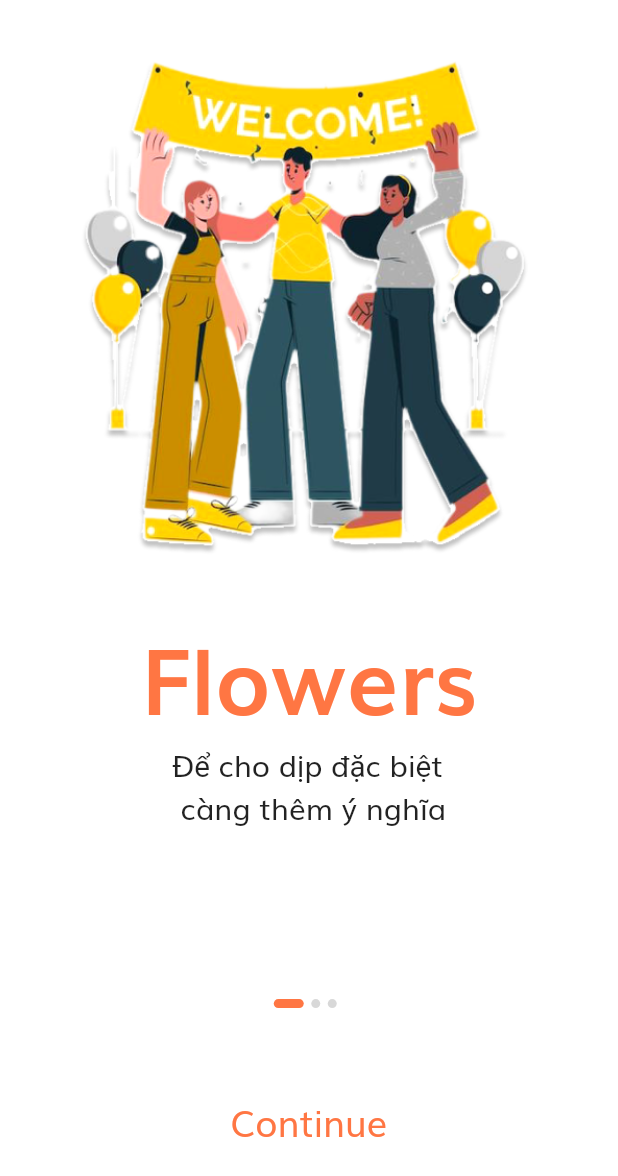
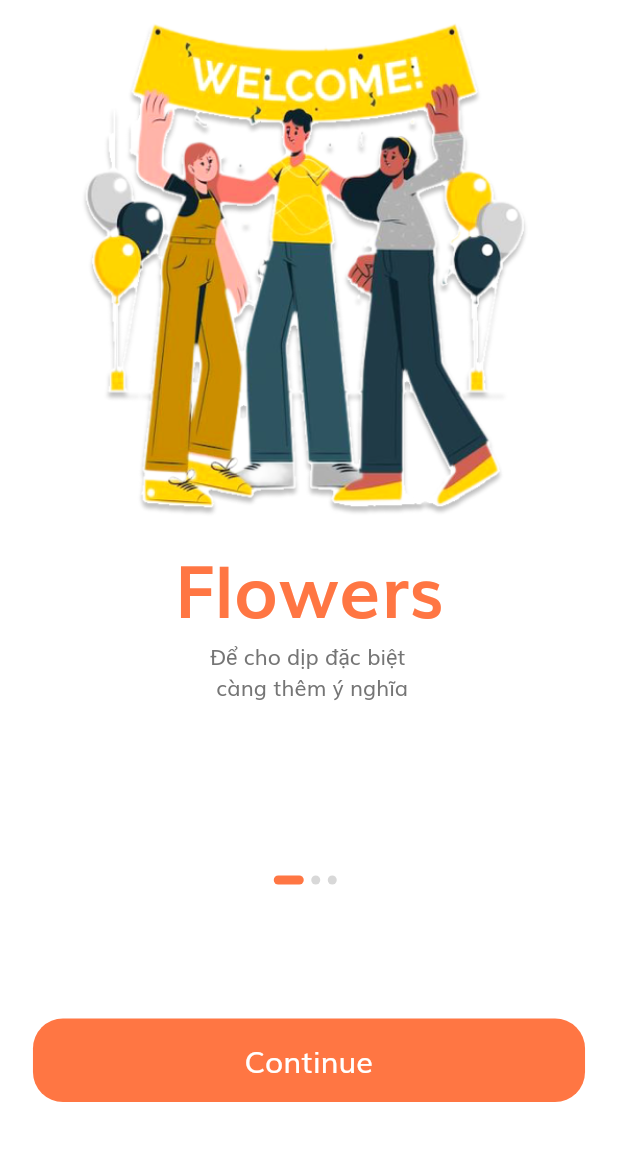
Before and after one commit to ThanhDatTu3tle/flora, a Flutter app: the screen it shows after launch, on a phone screen of 412 x 824 dp. Shown: the top 1176 px of the screen. Run offline on Flutter 3.47's test engine with Material 2 defaults, Android fonts, the phone set to English and light mode, and no system bars.

```diff
--- a/lib/components/default_button.dart
+++ b/lib/components/default_button.dart
@@ -4,11 +4,18 @@ import '../constants.dart';
 import '../size_config.dart';
 
 class DefaultButton extends StatelessWidget {
-  const DefaultButton({
+  DefaultButton({
     super.key, required this.text, required this.press,
   });
   final String text;
-  final Function press;
+  final VoidCallback press;
+
+  final ButtonStyle flatButtonStyle = TextButton.styleFrom(
+    backgroundColor: kPrimaryColor,
+    shape: const RoundedRectangleBorder(
+      borderRadius: BorderRadius.all(Radius.circular(20)),
+    ),
+  );
 
   @override
   Widget build(BuildContext context) {
@@ -16,27 +23,13 @@ class DefaultButton extends StatelessWidget {
       width: double.infinity,
       height: getProportionateScreenHeight(55),
       child: TextButton(
-        style: ButtonStyle(
-          foregroundColor: MaterialStateProperty.all<Color>(kPrimaryColor),
-          overlayColor: MaterialStateProperty.resolveWith<Color?>(
-                (Set<MaterialState> states) {
-              if (states.contains(MaterialState.hovered)) {
-                return Colors.orange.withOpacity(0.04);
-              }
-              if (states.contains(MaterialState.focused) ||
-                  states.contains(MaterialState.pressed)) {
-                return Colors.orange.withOpacity(0.12);
-              }
-              return null; // Defer to the widget's default.
-            },
-          ),
-        ),
-        onPressed: press(),
+        style: flatButtonStyle,
+        onPressed: press,
         child: Text(
           text,
           style: TextStyle(
-            fontSize: getProportionateScreenWidth(22),
-            color: kPrimaryColor,
+            fontSize: getProportionateScreenWidth(18),
+            color: Colors.white,
           ),
         ),
       ),
--- a/lib/main.dart
+++ b/lib/main.dart
@@ -1,5 +1,6 @@
-import 'package:flora/routs.dart';
+import 'package:flora/routes.dart';
 import 'package:flora/screens/splash/splash_screen.dart';
+import 'package:flora/theme.dart';
 import 'package:flutter/material.dart';
 
 void main() {
@@ -17,15 +18,7 @@ class MyApp extends StatelessWidget {
     return MaterialApp(
       debugShowCheckedModeBanner: false,
       title: 'Flutter Demo',
-      theme: ThemeData(
-        scaffoldBackgroundColor: Colors.white,
-        fontFamily: "Muli",
-        textTheme: TextTheme(
-          bodyLarge: TextStyle(color: kTextColor),
-          bodyMedium: TextStyle(color: kTextColor),
-        ),
-        primarySwatch: Colors.blue,
-      ),
+      theme: theme(),
       // home: SplashScreen(),
       initialRoute: SplashScreen.routeName,
       routes: routes,
--- a/lib/routs.dart
+++ b/lib/routes.dart
@@ -1,6 +1,9 @@
+import 'package:flora/screens/sign_in/sign_in_screen.dart';
 import 'package:flora/screens/splash/splash_screen.dart';
 import 'package:flutter/widgets.dart';
 
 final Map<String, WidgetBuilder> routes = {
   SplashScreen.routeName: (context) => const SplashScreen(),
+
+  SignInScreen.routeName: (context) => const SignInScreen(),
 };
--- a/lib/screens/splash/components/body.dart
+++ b/lib/screens/splash/components/body.dart
@@ -1,4 +1,5 @@
 import 'package:flora/constants.dart';
+import 'package:flora/screens/sign_in/sign_in_screen.dart';
 import 'package:flora/size_config.dart';
 import 'package:flutter/material.dart';
 
@@ -56,7 +57,7 @@ class _BodyState extends State<Body> {
                   )
                 ),
                 Expanded(
-                  flex: 1,
+                  flex: 2,
                   child: Padding(
                     padding: EdgeInsets.symmetric(horizontal: getProportionateScreenWidth(20)),
                       child: Column(
@@ -72,7 +73,9 @@ class _BodyState extends State<Body> {
                           const Spacer(flex: 1),
                           DefaultButton(
                             text: 'Continue',
-                            press: () {},
+                            press: () {
+                              Navigator.pushNamed(context, SignInScreen.routeName);
+                            },
                           ),
                           const Spacer(),
                         ],
--- a/lib/screens/splash/components/splash_content.dart
+++ b/lib/screens/splash/components/splash_content.dart
@@ -19,12 +19,12 @@ class SplashContent extends StatelessWidget {
         Image.asset(
           image,
           width: getProportionateScreenWidth(300),
-          height: getProportionateScreenHeight(400),
+          height: getProportionateScreenHeight(350),
         ),
         Text(
           title,
           style: TextStyle(
-            fontSize: getProportionateScreenWidth(55),
+            fontSize: getProportionateScreenWidth(44),
             color: kPrimaryColor,
             fontWeight: FontWeight.bold,
           ),
@@ -32,7 +32,7 @@ class SplashContent extends StatelessWidget {
         Text(
           text,
           style: TextStyle(
-            fontSize: getProportionateScreenWidth(18),
+            fontSize: getProportionateScreenWidth(13),
           ),
         ),
       ],
--- a/pubspec.yaml
+++ b/pubspec.yaml
@@ -63,7 +63,7 @@ flutter:
   # To add assets to your application, add an assets section, like this:
   assets:
      - assets/images/
-     - assets/icons/
+  #     - assets/icons/
   #   - images/a_dot_ham.jpeg
 
   # An image asset can refer to one or more resolution-specific "variants", see
```
Also changed, not shown: lib/screens/sign_in/components/body.dart (added, +84 -0 lines), lib/screens/sign_in/sign_in_screen.dart (added, +27 -0 lines), lib/theme.dart (added, +56 -0 lines), assets/images/sign_in.png (added).
